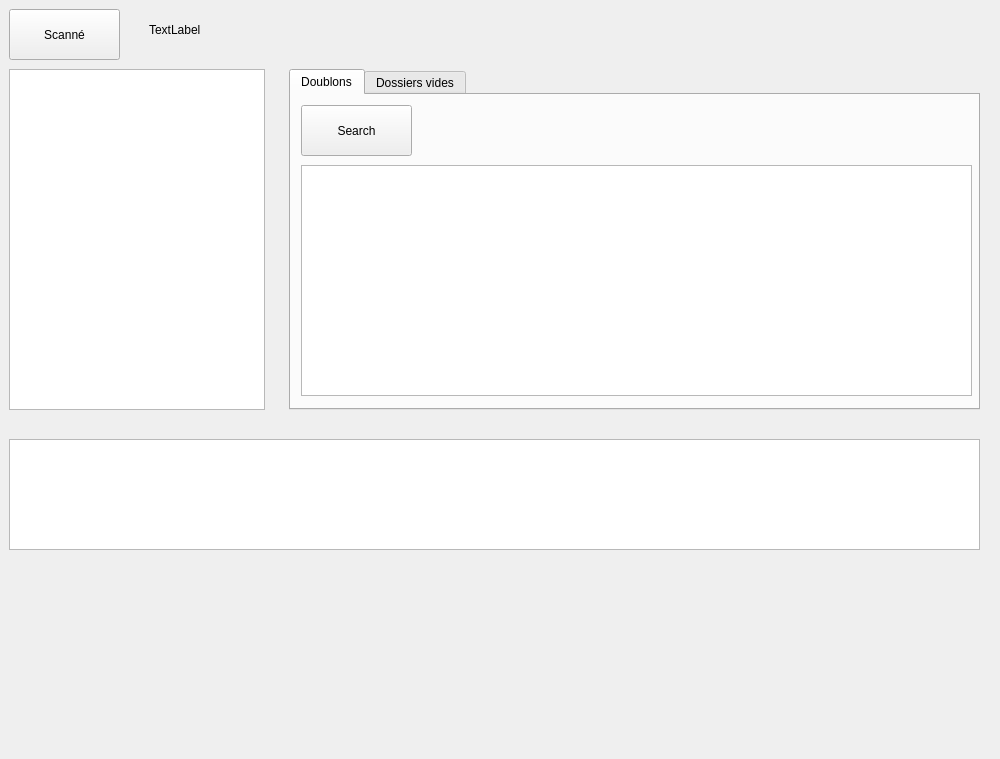
Qt form org/orgview.ui (relefebvre/organizer) before a commit.
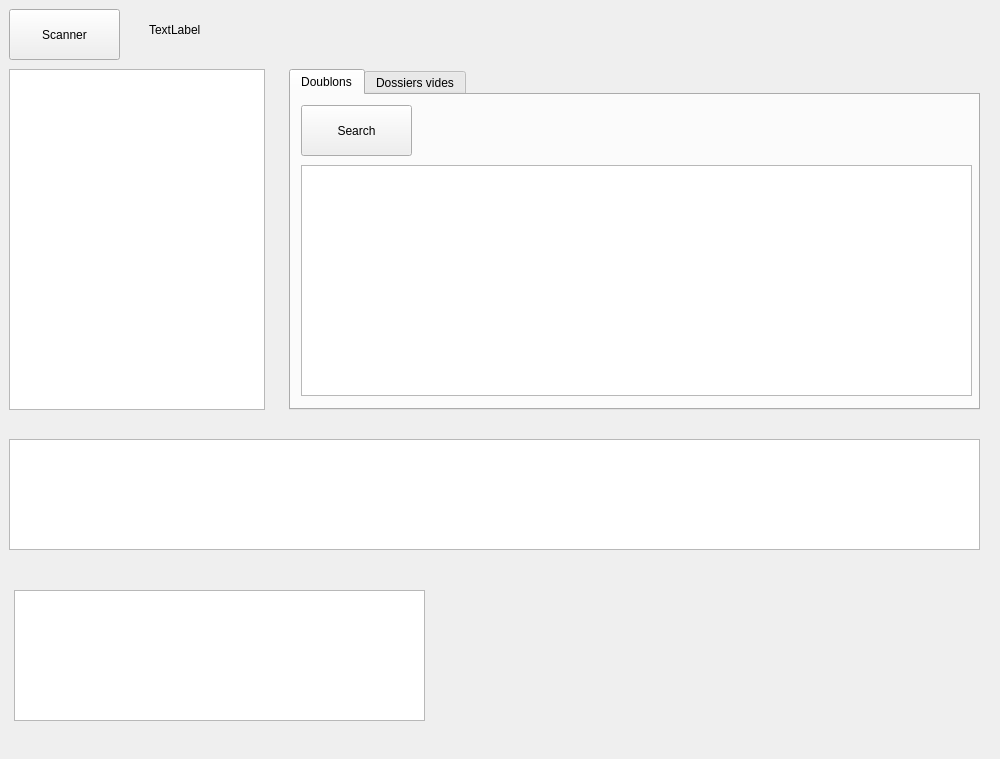
The same form after that commit.

What changed in the file:
```diff
--- a/org/orgview.ui
+++ b/org/orgview.ui
@@ -157,7 +157,7 @@
       </rect>
      </property>
      <property name="text">
-      <string>Scanné</string>
+      <string>Scanner</string>
      </property>
     </widget>
     <widget class="QTreeView" name="vue">
@@ -208,6 +208,16 @@
       <string/>
      </property>
     </widget>
+    <widget class="QTreeView" name="treeView">
+     <property name="geometry">
+      <rect>
+       <x>15</x>
+       <y>591</y>
+       <width>411</width>
+       <height>131</height>
+      </rect>
+     </property>
+    </widget>
    </widget>
   </widget>
   <widget class="QMenuBar" name="menubar">
```
